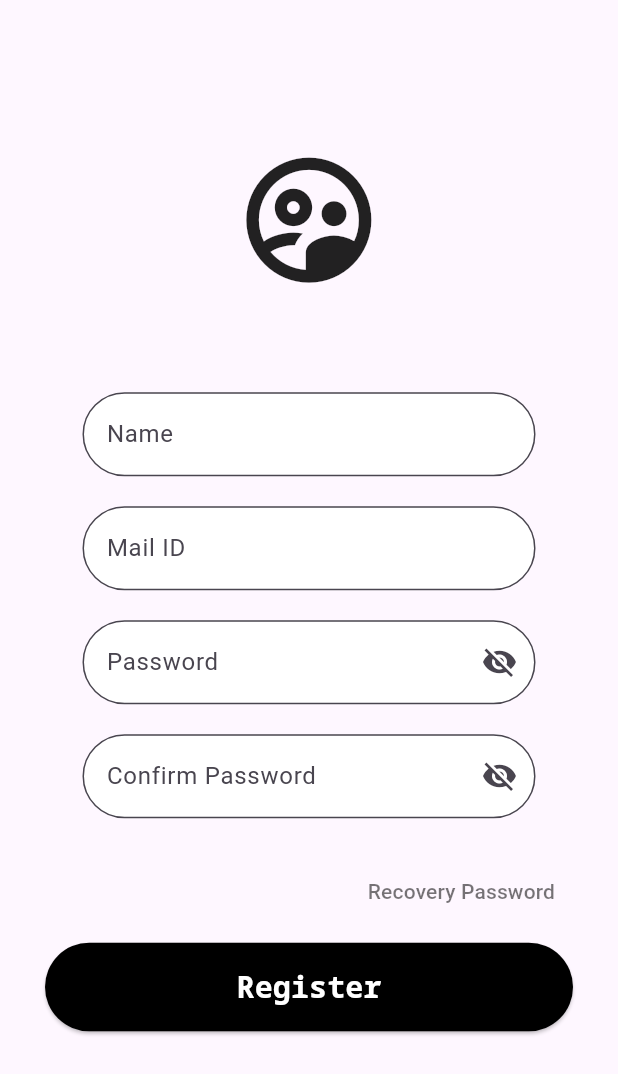
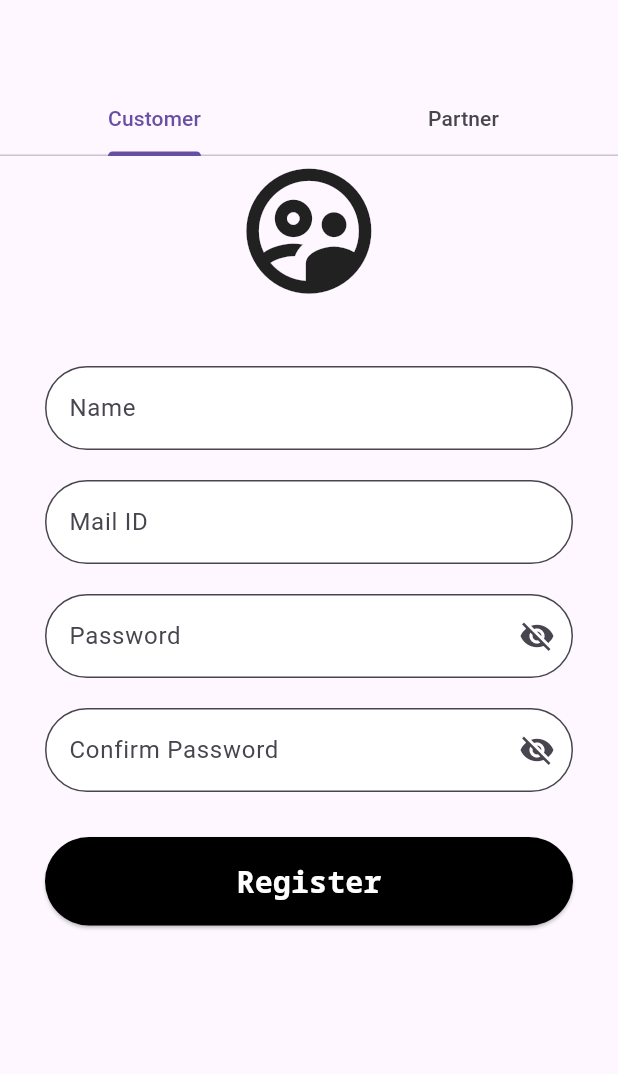
Before and after one commit to AKDR007/Rikshaw, a Flutter app: the screen it shows after launch, after a tap on "Register", on a phone screen of 412 x 824 dp. Shown: the top 1074 px of the screen. Run offline on Flutter 3.47's test engine with Material 3 defaults, Android fonts, the phone set to English and light mode, and no system bars; our stand-ins replace google_fonts.

Commit message:
Updated Pages - 1

```diff
--- a/lib/Login.dart
+++ b/lib/Login.dart
@@ -1,6 +1,7 @@
 import 'package:flutter/material.dart';
 import 'package:flutter/gestures.dart';
 import 'package:google_fonts/google_fonts.dart';
+import 'package:rikshaw/Register.dart';
 import 'package:rikshaw/TypeFaceSystem.dart';
 
 class Login extends StatelessWidget {
@@ -136,7 +137,10 @@ class _LoginPageState extends State<LoginPage> {
                         ),
                         recognizer: TapGestureRecognizer()
                           ..onTap = () {
-                            // Handle register tap
+                            Navigator.push(
+                                context,
+                                MaterialPageRoute(
+                                    builder: (context) => const Register()));
                           },
                       ),
                     ],
--- a/lib/Register.dart
+++ b/lib/Register.dart
@@ -1,6 +1,6 @@
+// ignore_for_file: library_private_types_in_public_api
+
 import 'package:flutter/material.dart';
-import 'package:flutter/gestures.dart';
-import 'package:google_fonts/google_fonts.dart';
 import 'package:rikshaw/TypeFaceSystem.dart';
 
 class Register extends StatelessWidget {
@@ -21,8 +21,16 @@ class RegisterPage extends StatefulWidget {
   _RegisterPageState createState() => _RegisterPageState();
 }
 
-class _RegisterPageState extends State<RegisterPage> {
+class _RegisterPageState extends State<RegisterPage>
+    with SingleTickerProviderStateMixin {
+  TabController? _tabController;
   bool _obscureText = true; // To manage the password visibility
+
+  @override
+  void initState() {
+    super.initState();
+    _tabController = TabController(length: 2, vsync: this);
+  }
 
   void _togglePasswordVisibility() {
     setState(() {
@@ -37,13 +45,21 @@ class _RegisterPageState extends State<RegisterPage> {
 
   @override
   Widget build(BuildContext context) {
-    double W = MediaQuery.of(context).size.width;
-    double H = MediaQuery.of(context).size.height;
-
     return Scaffold(
-      body: Center(
-          child: SafeArea(
-              child: SingleChildScrollView(
+      appBar: AppBar(
+        bottom: TabBar(
+          controller: _tabController,
+          tabs: const [
+            Tab(text: 'Customer'),
+            Tab(text: 'Partner'),
+          ],
+        ),
+      ),
+      body: TabBarView(
+        controller: _tabController,
+        children: [
+          SingleChildScrollView(
+            scrollDirection: Axis.vertical,
             child: Padding(
               padding: const EdgeInsets.symmetric(horizontal: 30.0),
               child: Column(
@@ -56,10 +72,11 @@ class _RegisterPageState extends State<RegisterPage> {
                   ),
 
                   const SizedBox(height: 40),
-              SingleChildScrollView(
-                scrollDirection: Axis.vertical,
-                padding: const EdgeInsets.all(25),
-                child: Column(
+                  // SingleChildScrollView(
+                  //   scrollDirection: Axis.vertical,
+                  //   padding: const EdgeInsets.all(25),
+                  //   child:
+                  Column(
                     children: [
                       // Username Field
                       TextField(
@@ -86,9 +103,8 @@ class _RegisterPageState extends State<RegisterPage> {
                               borderRadius: BorderRadius.circular(30)),
                         ),
                       ),
-                    const SizedBox(
-                      height: 20,
-                    ),
+                      const SizedBox(height: 20),
+
                       // Password Field
                       TextField(
                         controller: _pwd,
@@ -112,7 +128,7 @@ class _RegisterPageState extends State<RegisterPage> {
                       ),
                       const SizedBox(height: 20),
 
-                    // Password Field
+                      // Confirm Password Field
                       TextField(
                         controller: _Cpwd,
                         obscureText: _obscureText,
@@ -135,22 +151,11 @@ class _RegisterPageState extends State<RegisterPage> {
                       ),
                     ],
                   ),
-              ),
+                  // ),
 
-              // Recovery Password
-              Align(
-                alignment: Alignment.centerRight,
-                child: TextButton(
-                  onPressed: () {},
-                  child: const Text(
-                    'Recovery Password',
-                    style: TextStyle(color: Colors.black54),
-                  ),
-                ),
-              ),
-              const SizedBox(height: 10),
+                  const SizedBox(height: 30),
 
-              // Sign In Button
+                  // Register Button
                   SizedBox(
                     width: double.infinity,
                     child: ElevatedButton(
@@ -172,13 +177,19 @@ class _RegisterPageState extends State<RegisterPage> {
                       ),
                     ),
                   ),
-              const SizedBox(
-                height: 40,
-              )
+                  const SizedBox(height: 40),
                 ],
               ),
             ),
-      ))),
+          ),
+          // Register Tab
+
+          // Login Tab
+          Center(
+            child: Text('Login Page Content Here'),
+          ),
+        ],
+      ),
     );
   }
 }
--- a/lib/main.dart
+++ b/lib/main.dart
@@ -42,10 +42,22 @@ class SplashScreen extends StatelessWidget {
             Image.asset(
               'assets/Icons/Loading_Screen.webp', // Replace with your logo
             ),
-
+            const SizedBox(
+              height: 40,
+            ),
+            Text(
+              "வணக்கம் வேலூர்",
+              style: GoogleFonts.notoSansMono(
+                  color: Colors.black,
+                  fontSize: 20,
+                  fontWeight: FontWeight.bold),
+            ),
+            const SizedBox(
+              height: 40,
+            ),
             // You can also add a loading indicator or text
             const CircularProgressIndicator(
-              color: Colors.white,
+              color: Colors.black,
             ),
           ],
         ),
@@ -81,25 +93,25 @@ class Fs extends StatelessWidget {
               const SizedBox(height: 40),
 
               // Title
-              Text(
-                'Discover your Dream job Here',
-                textAlign: TextAlign.center,
-                style: GoogleFonts.notoSansMono(
-                    color: Colors.black,
-                    fontSize: 20,
-                    fontWeight: FontWeight.bold),
-              ),
-              const SizedBox(height: 16),
+              // Text(
+              //   'Discover your Dream job Here',
+              //   textAlign: TextAlign.center,
+              //   style: GoogleFonts.notoSansMono(
+              //       color: Colors.black,
+              //       fontSize: 20,
+              //       fontWeight: FontWeight.bold),
+              // ),
+              // const SizedBox(height: 16),
 
-              // Subtitle
-              Text(
-                'Explore all the most exiting job roles based on your interest And study major',
-                textAlign: TextAlign.center,
-                style: GoogleFonts.notoSansMono(
-                    color: Colors.grey[600],
-                    fontSize: 20,
-                    fontWeight: FontWeight.bold),
-              ),
+              // // Subtitle
+              // Text(
+              //   'Explore all the most exiting job roles based on your interest And study major',
+              //   textAlign: TextAlign.center,
+              //   style: GoogleFonts.notoSansMono(
+              //       color: Colors.grey[600],
+              //       fontSize: 20,
+              //       fontWeight: FontWeight.bold),
+              // ),
               const SizedBox(height: 60),
 
               // Buttons
```
Lines whose indentation alone changed are shown as unchanged.
